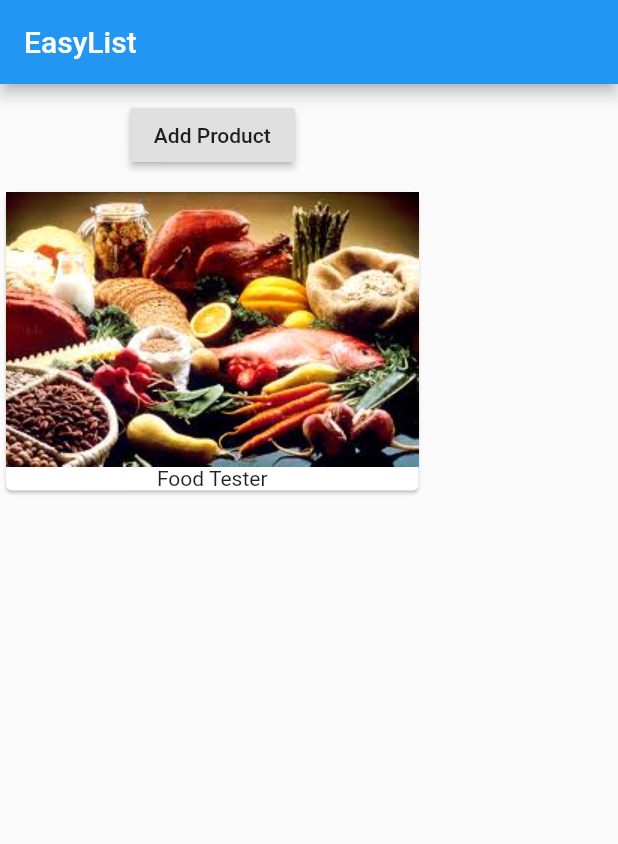
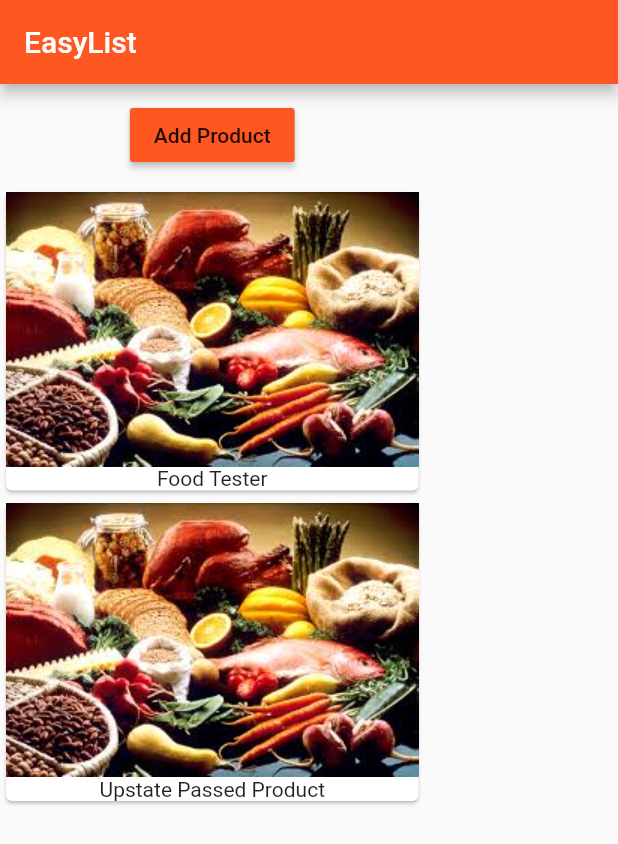
Before and after one commit to kaushalvivek/flutter-pilot, a Flutter app: the screen it shows after launch, after a tap on "Add Product", on a phone screen of 412 x 824 dp. Shown: the top 844 px of the screen. Run offline on Flutter 3.47's test engine with Material 2 defaults, Android fonts, the phone set to English and light mode, and no system bars.

Commit message:
End of Section 2

```diff
--- a/flutter_pilot/lib/main.dart
+++ b/flutter_pilot/lib/main.dart
@@ -3,52 +3,20 @@
 import 'package:flutter/material.dart';
 import 'package:flutter/widgets.dart';
 
+import './product_manager.dart';
+
 void main() => runApp(MyApp());
 
-class MyApp extends StatefulWidget {
-  @override
-  State<StatefulWidget> createState() {
-    // TODO: implement createState
-    return _MyAppState();
-  }
-}
-
-class _MyAppState extends State<MyApp> {
-  List<String> _products = ['Food Tester'];
-
+class MyApp extends StatelessWidget {
   @override
   Widget build(BuildContext context) {
     return MaterialApp(
+      theme: ThemeData(primarySwatch: Colors.deepOrange),
       home: Scaffold(
-        appBar: AppBar(
-          title: Text('EasyList'),
-        ),
-        body: Column(
-          children: <Widget>[
-            Container(
-              margin: EdgeInsets.all(10.0),
-              child: RaisedButton(
-                onPressed: () {},
-                child: Text('Add Product'),
-              ),
-            ),
-            Column(
-              children: _products
-                  .map(
-                    (element) => Card(
-                          child: Column(
-                            children: <Widget>[
-                              Image.asset('assets/food.jpeg'),
-                              Text(element)
-                            ],
-                          ),
-                        ),
-                  )
-                  .toList(),
-            )
-          ],
-        ),
-      ),
+          appBar: AppBar(
+            title: Text('EasyList'),
+          ),
+          body: ProductManager(startingProducts: 'Food Tester')),
     );
   }
 }
--- /dev/null
+++ b/flutter_pilot/lib/product_control.dart
@@ -0,0 +1,19 @@
+import 'package:flutter/material.dart';
+
+class ProductControl extends StatelessWidget {
+  final Function addProduct;
+
+  ProductControl(this.addProduct);
+
+  @override
+  Widget build(BuildContext context) {
+    return RaisedButton(
+      color: Theme.of(context).primaryColor,
+      onPressed: () {
+        //Set State notifies Flutter of change
+        addProduct('Upstate Passed Product');
+      },
+      child: Text('Add Product'),
+    );
+  }
+}
--- /dev/null
+++ b/flutter_pilot/lib/product_manager.dart
@@ -0,0 +1,56 @@
+import 'package:flutter/material.dart';
+
+import './products.dart';
+import './product_control.dart';
+
+class ProductManager extends StatefulWidget {
+  final String startingProducts;
+
+  ProductManager({this.startingProducts = 'Default Product'});
+  /*
+   {} in argument makes it a 'named' argument.
+   ie, one needs to name the argument when passing
+   a value to it. The normal way works as well.
+
+   The = 'value' is a default value for a named argument.
+   the value is used when there is no value passed to the
+   argument externally.
+  */
+  @override
+  State<StatefulWidget> createState() {
+    return _ProductManagerState();
+  }
+}
+
+class _ProductManagerState extends State<ProductManager> {
+  List<String> _products = [];
+
+  @override
+  void initState() {
+    super.initState();
+    _products.add(widget.startingProducts);
+
+    // ** init runs before build runs **
+
+    // widget. is a special reference to parent stateclass that can
+    // only be accessed from methods.
+  }
+
+  void _addProduct(String product) {
+    setState(() {
+      _products.add(product);
+    });
+  }
+
+  @override
+  Widget build(BuildContext context) {
+    // TODO: implement build
+    return Column(children: [
+      Container(
+        margin: EdgeInsets.all(10.0),
+        child: ProductControl(_addProduct),
+      ),
+      Products(_products)
+    ]);
+  }
+}
--- /dev/null
+++ b/flutter_pilot/lib/products.dart
@@ -0,0 +1,23 @@
+import 'package:flutter/material.dart';
+
+class Products extends StatelessWidget {
+  final List<String> products;
+  Products(this.products);
+
+  @override
+  Widget build(BuildContext context) {
+    return Column(
+        children: products
+            .map(
+              (element) => Card(
+                    child: Column(
+                      children: <Widget>[
+                        Image.asset('assets/food.jpeg'),
+                        Text(element)
+                      ],
+                    ),
+                  ),
+            )
+            .toList());
+  }
+}
```
Also changed, not shown: flutter_pilot/flutter_01.png (added).
